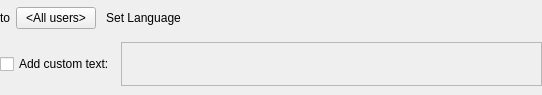
networkoptix/nx_open, file vms/client/nx_vms_client_desktop/src/ui/widgets/business/push_notification_business_action_widget.ui: the form before one commit.
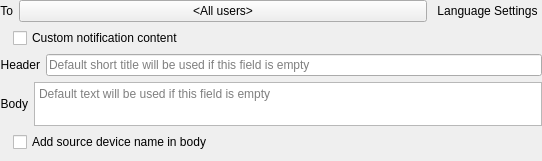
The form after the commit. The open tabs and pages were chosen to show the change. Custom widgets are drawn as their Qt base class.

Commit message: VMS-18156: Mobile notification action widget reworked

```diff
--- a/vms/client/nx_vms_client_desktop/src/ui/widgets/business/push_notification_business_action_widget.ui
+++ b/vms/client/nx_vms_client_desktop/src/ui/widgets/business/push_notification_business_action_widget.ui
@@ -7,7 +7,7 @@
     <x>0</x>
     <y>0</y>
     <width>542</width>
-    <height>95</height>
+    <height>161</height>
    </rect>
   </property>
   <property name="windowTitle">
@@ -113,12 +113,21 @@
          <item>
           <widget class="QLabel" name="usersLabel">
            <property name="text">
-            <string>to</string>
+            <string>To</string>
+           </property>
+           <property name="alignment">
+            <set>Qt::AlignRight|Qt::AlignTrailing|Qt::AlignVCenter</set>
            </property>
           </widget>
          </item>
          <item>
           <widget class="QPushButton" name="selectUsersButton">
+           <property name="sizePolicy">
+            <sizepolicy hsizetype="Expanding" vsizetype="Fixed">
+             <horstretch>0</horstretch>
+             <verstretch>0</verstretch>
+            </sizepolicy>
+           </property>
            <property name="text">
             <string notr="true">&lt;All users&gt;</string>
            </property>
@@ -127,21 +136,39 @@
          <item>
           <widget class="QPushButton" name="languageButton">
            <property name="text">
-            <string>Set Language</string>
+            <string>Language Settings</string>
            </property>
            <property name="flat">
             <bool>true</bool>
            </property>
           </widget>
          </item>
+        </layout>
+       </item>
          <item>
-          <spacer name="horizontalSpacer">
+        <layout class="QHBoxLayout" name="customContentLayout">
+         <item>
+          <widget class="QLabel" name="dummyLabel">
+           <property name="text">
+            <string/>
+           </property>
+          </widget>
+         </item>
+         <item>
+          <widget class="QCheckBox" name="customContentCheckBox">
+           <property name="text">
+            <string>Custom notification content</string>
+           </property>
+          </widget>
+         </item>
+         <item>
+          <spacer name="horizontalSpacer_3">
            <property name="orientation">
             <enum>Qt::Horizontal</enum>
            </property>
            <property name="sizeHint" stdset="0">
             <size>
-             <width>99</width>
+             <width>1</width>
              <height>1</height>
             </size>
            </property>
@@ -150,19 +177,55 @@
         </layout>
        </item>
        <item>
-        <layout class="QHBoxLayout" name="horizontalLayout_2">
+        <widget class="QWidget" name="customContentWidget" native="true">
+         <layout class="QVBoxLayout" name="verticalLayout_4">
+          <property name="leftMargin">
+           <number>0</number>
+          </property>
+          <property name="topMargin">
+           <number>0</number>
+          </property>
+          <property name="rightMargin">
+           <number>0</number>
+          </property>
+          <property name="bottomMargin">
+           <number>0</number>
+          </property>
          <item>
-          <widget class="QCheckBox" name="customTextCheckBox">
+           <layout class="QHBoxLayout" name="headerLayout">
+            <item>
+             <widget class="QLabel" name="headerLabel">
            <property name="text">
-            <string>Add custom text:</string>
-           </property>
+               <string>Header</string>
+              </property>
+              <property name="alignment">
+               <set>Qt::AlignRight|Qt::AlignTrailing|Qt::AlignVCenter</set>
+              </property>
           </widget>
          </item>
          <item>
-          <widget class="QPlainTextEdit" name="customTextEdit">
-           <property name="enabled">
-            <bool>false</bool>
-           </property>
+             <widget class="QLineEdit" name="headerText">
+              <property name="placeholderText">
+               <string>Default short title will be used if this field is empty</string>
+              </property>
+             </widget>
+            </item>
+           </layout>
+          </item>
+          <item>
+           <layout class="QHBoxLayout" name="bodyLayout">
+            <item>
+             <widget class="QLabel" name="bodyLabel">
+              <property name="text">
+               <string>Body</string>
+              </property>
+              <property name="alignment">
+               <set>Qt::AlignRight|Qt::AlignTrailing|Qt::AlignVCenter</set>
+              </property>
+             </widget>
+            </item>
+            <item>
+             <widget class="QPlainTextEdit" name="bodyText">
            <property name="minimumSize">
             <size>
              <width>0</width>
@@ -175,15 +238,59 @@
              <height>44</height>
             </size>
            </property>
-           <property name="horizontalScrollBarPolicy">
-            <enum>Qt::ScrollBarAlwaysOff</enum>
-           </property>
-           <property name="centerOnScroll">
-            <bool>false</bool>
+              <property name="placeholderText">
+               <string>Default text will be used if this field is empty</string>
+              </property>
+             </widget>
+            </item>
+           </layout>
+          </item>
+          <item>
+           <layout class="QHBoxLayout" name="useSourceLayout">
+            <item>
+             <widget class="QLabel" name="dummyLabel2">
+              <property name="text">
+               <string/>
            </property>
           </widget>
          </item>
-        </layout>
+            <item>
+             <widget class="QCheckBox" name="addSourceNameCheckBox">
+              <property name="text">
+               <string>Add source device name in body</string>
+              </property>
+             </widget>
+            </item>
+            <item>
+             <spacer name="horizontalSpacer_4">
+              <property name="orientation">
+               <enum>Qt::Horizontal</enum>
+              </property>
+              <property name="sizeHint" stdset="0">
+               <size>
+                <width>1</width>
+                <height>1</height>
+               </size>
+              </property>
+             </spacer>
+            </item>
+           </layout>
+          </item>
+         </layout>
+        </widget>
+       </item>
+       <item>
+        <spacer name="verticalSpacer_2">
+         <property name="orientation">
+          <enum>Qt::Vertical</enum>
+         </property>
+         <property name="sizeHint" stdset="0">
+          <size>
+           <width>0</width>
+           <height>0</height>
+          </size>
+         </property>
+        </spacer>
        </item>
       </layout>
      </widget>
```
Left out of the diff: 6 changed lines with no effect on the pictures. Lines whose indentation alone changed are shown as unchanged. The commit also changes 2 other files.
